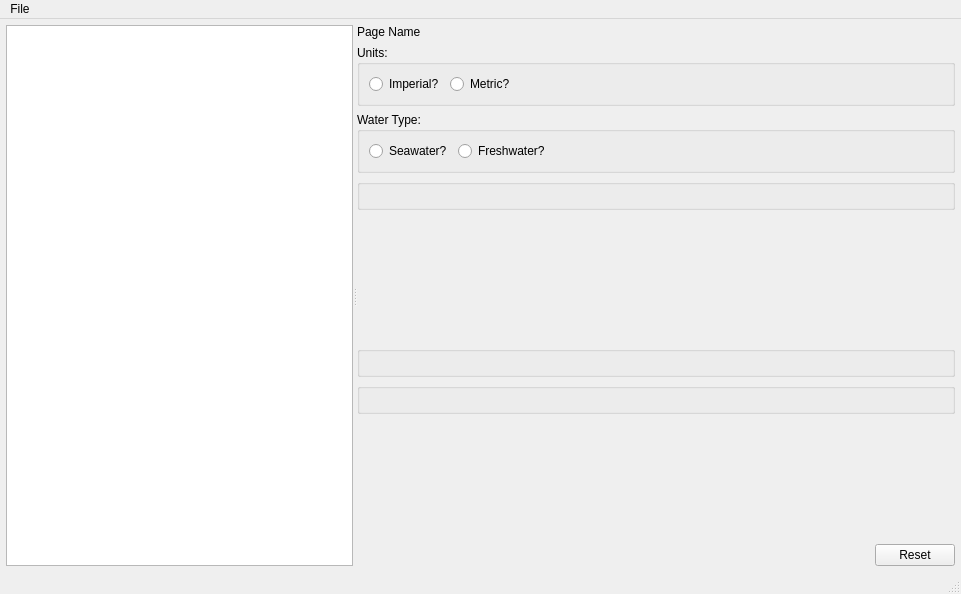
Qt form MainWindow/MainWindow.ui (towel42-com/SCUBA-Calculator) before a commit.
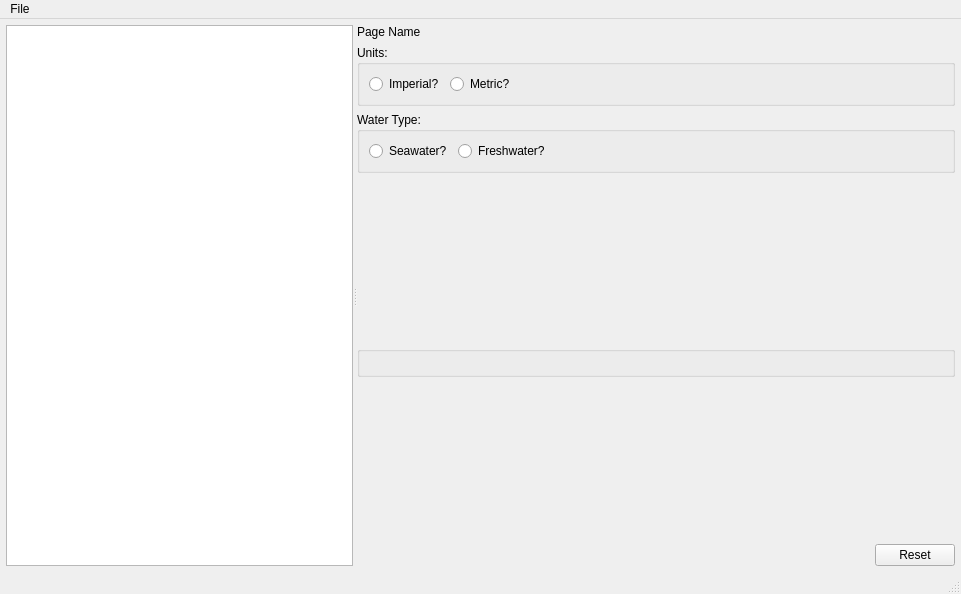
The same form after that commit. Custom widgets are drawn as their Qt base class.

Commit message: Merge all formulas into one groupbox showing insertion along the way

```diff
--- a/MainWindow/MainWindow.ui
+++ b/MainWindow/MainWindow.ui
@@ -85,16 +85,6 @@
           </property>
          </widget>
         </item>
-        <item row="3" column="0">
-         <widget class="NTowel42::CMathJaxQt6GroupBox" name="baseFormulaGroupBox">
-          <property name="minimumSize">
-           <size>
-            <width>0</width>
-            <height>10</height>
-           </size>
-          </property>
-         </widget>
-        </item>
         <item row="6" column="0">
          <widget class="QStackedWidget" name="stackedWidget">
           <property name="sizePolicy">
@@ -109,16 +99,6 @@
          </widget>
         </item>
         <item row="8" column="0">
-         <widget class="NTowel42::CMathJaxQt6GroupBox" name="currFormulaValueGroupBox">
-          <property name="minimumSize">
-           <size>
-            <width>0</width>
-            <height>10</height>
-           </size>
-          </property>
-         </widget>
-        </item>
-        <item row="9" column="0">
          <spacer name="verticalSpacer">
           <property name="orientation">
            <enum>Qt::Orientation::Vertical</enum>
```
Left out of the diff: 94 changed lines with no effect on the pictures. The commit also changes 2 other files.
